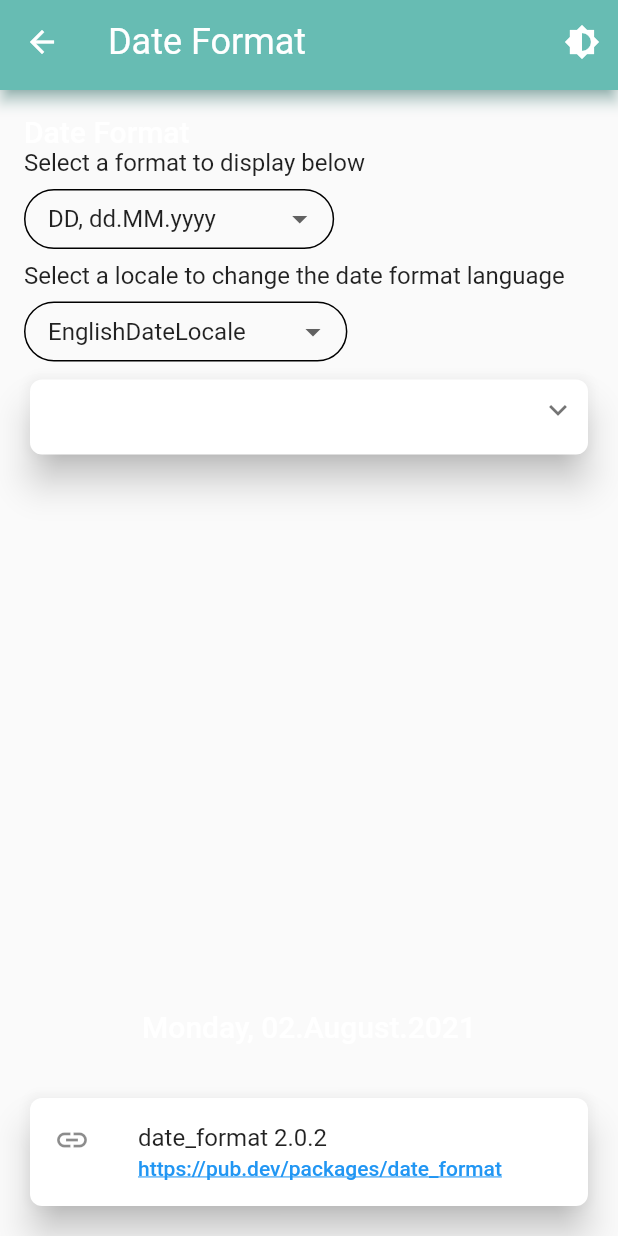
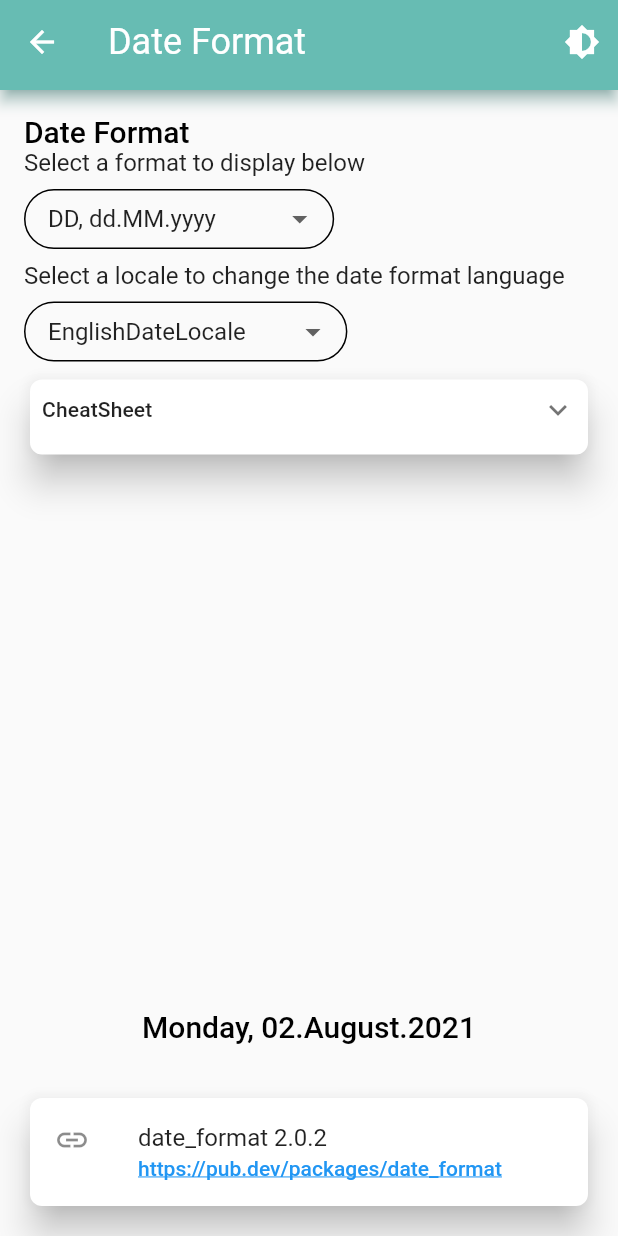
Before and after one commit to lucianojung/flutter_package_examples, a Flutter app: the DateFormatMain screen opened by its route, on a phone screen of 412 x 824 dp. Run offline on Flutter 3.47's test engine with Material 2 defaults, Android fonts, the phone set to English and light mode, and no system bars; drawn by our look-alikes of expandable; our stand-ins replace convex_bottom_bar, date_format, email_validator, flutter_signin_button, google_fonts.

Commit message:
bugfixes: overflow in dateformat & subtitle color for light theme

```diff
--- a/lib/main.dart
+++ b/lib/main.dart
@@ -41,8 +41,8 @@ class _HomeViewState extends State<HomeView> {
         Icons.menu, 'Convex BottomAppBar', '3.0.0', '/convex_bottom_bar'),
     CustomListTile(
         Icons.calendar_today, 'Date Format', '2.0.2', '/date_format'),
-    // CustomListTile(Icons.launch, 'Url Launcher', '6.0.9', '/url_launcher'),
-    // CustomListTile(Icons.font_download_outlined, 'Google Fonts', '2.1.0', '/google_font'),
+    CustomListTile(Icons.launch, 'Url Launcher', '6.0.9', '/url_launcher'),
+    CustomListTile(Icons.font_download_outlined, 'Google Fonts', '2.1.0', '/google_font'),
   ];
 
   @override
--- a/lib/packages/date_format/date_format_main.dart
+++ b/lib/packages/date_format/date_format_main.dart
@@ -7,6 +7,7 @@ import 'package:package_examples/service/MyTheme.dart';
 import 'package:package_examples/shared/appbar.dart';
 import 'package:package_examples/shared/material_dropdown_view.dart';
 import 'package:package_examples/shared/package_weblink_view.dart';
+import 'package:package_examples/shared/setting_list.dart';
 import 'package:provider/provider.dart';
 
 class DateFormatMain extends StatefulWidget {
@@ -61,8 +62,11 @@ class _DateFormatMainState extends State<DateFormatMain> {
     return Scaffold(
       appBar: CustomAppBar(title: 'Date Format'),
       body: Container(
-        child: Column(
+        child: Stack(
           children: <Widget>[
+            SettingList(
+              height: 192,
+              children: [
                 Padding(
                   padding:
                       const EdgeInsets.only(top: 16.0, left: 16.0, right: 16.0),
@@ -132,8 +136,7 @@ class _DateFormatMainState extends State<DateFormatMain> {
                               "CheatSheet",
                               style: Theme.of(context)
                                   .textTheme
-                              .bodyText2!
-                              .copyWith(fontSize: 18),
+                                  .subtitle2,
                             ),
                           ),
                           collapsed: SizedBox(),
@@ -187,7 +190,11 @@ class _DateFormatMainState extends State<DateFormatMain> {
                     ),
                   ),
                 ),
-            Spacer(),
+              ],
+            ),
+           Column(
+             mainAxisAlignment: MainAxisAlignment.end,
+             children: [
                Container(
                  padding: EdgeInsets.all(16.0),
                  child: Text(
@@ -197,6 +204,8 @@ class _DateFormatMainState extends State<DateFormatMain> {
                ),
                PackageWeblinkView(
                    'date_format 2.0.2', 'https://pub.dev/packages/date_format'),
+             ],
+           )
           ],
         ),
       ),
--- a/lib/service/MyTheme.dart
+++ b/lib/service/MyTheme.dart
@@ -17,7 +17,16 @@ class MyTheme {
       primaryColor: _mainColor,
       accentColor: Color(0xff92ded6),
       textTheme: TextTheme(
+        headline1: TextStyle(color: Colors.black),
+        headline2: TextStyle(color: Colors.black),
+        headline3: TextStyle(color: Colors.black),
+        headline4: TextStyle(color: Colors.black),
+        headline5: TextStyle(color: Colors.black),
+        headline6: TextStyle(color: Colors.black),
         subtitle1: TextStyle(color: Colors.black87),
+        subtitle2: TextStyle(color: Colors.black87),
+        bodyText1: TextStyle(color: Colors.black54),
+        bodyText2: TextStyle(color: Colors.black54),
       ),
       appBarTheme: _appBarTheme,
     );
```
Lines whose indentation alone changed are shown as unchanged.
